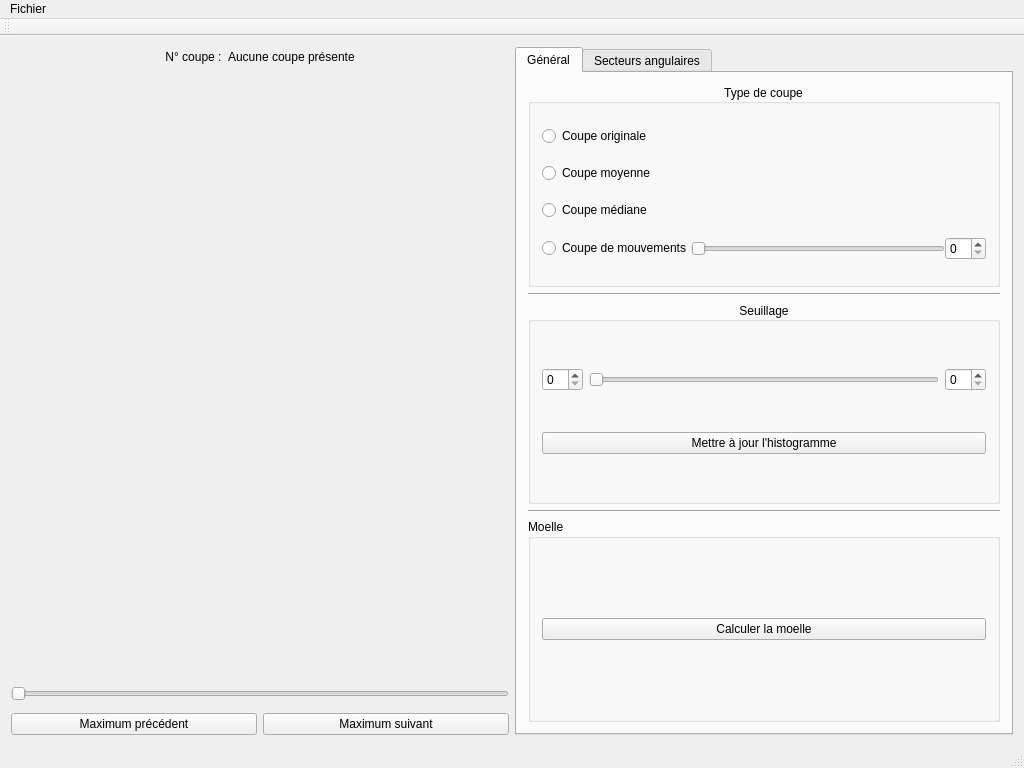
The window that ui/mainwindow.ui (akrah/TKDetection) describes before a commit, drawn with Qt 5.
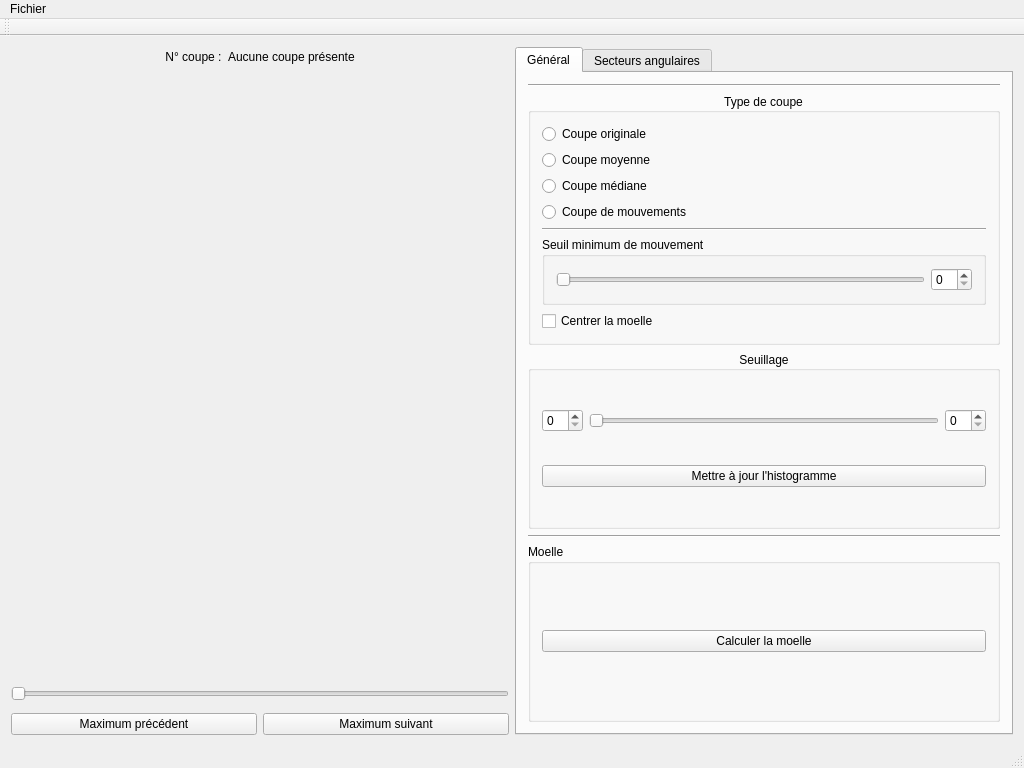
The same window after the commit. Custom widgets are drawn as their Qt base class.

Commit message: Suite de l'implantation de la détection du mouvement avec recalage de la moelle (qui génère plus de bruit qu'autre chose finalement...)

The edit to the form file:
```diff
--- a/ui/mainwindow.ui
+++ b/ui/mainwindow.ui
@@ -208,6 +208,13 @@
         <string>Général</string>
        </attribute>
        <layout class="QVBoxLayout" name="verticalLayout_6">
+        <item>
+         <widget class="Line" name="line">
+          <property name="orientation">
+           <enum>Qt::Horizontal</enum>
+          </property>
+         </widget>
+        </item>
         <item>
          <widget class="QGroupBox" name="groupBox">
           <property name="title">
@@ -239,14 +246,6 @@
             </widget>
            </item>
            <item>
-            <layout class="QHBoxLayout" name="horizontalLayout_9">
-             <property name="spacing">
-              <number>0</number>
-             </property>
-             <property name="sizeConstraint">
-              <enum>QLayout::SetDefaultConstraint</enum>
-             </property>
-             <item>
               <widget class="QRadioButton" name="_radioMovementSlice">
                <property name="text">
                 <string>Coupe de mouvements</string>
@@ -254,6 +253,19 @@
               </widget>
              </item>
              <item>
+            <widget class="Line" name="line_4">
+             <property name="orientation">
+              <enum>Qt::Horizontal</enum>
+             </property>
+            </widget>
+           </item>
+           <item>
+            <widget class="QGroupBox" name="groupBox_8">
+             <property name="title">
+              <string>Seuil minimum de mouvement</string>
+             </property>
+             <layout class="QHBoxLayout" name="horizontalLayout_10">
+              <item>
               <widget class="QSlider" name="_sliderMotionThreshold">
                <property name="maximum">
                 <number>30</number>
@@ -271,15 +283,16 @@
               </widget>
              </item>
             </layout>
-           </item>
-          </layout>
          </widget>
         </item>
         <item>
-         <widget class="Line" name="line">
-          <property name="orientation">
-           <enum>Qt::Horizontal</enum>
-          </property>
+            <widget class="QCheckBox" name="_checkCenterOnMarrow">
+             <property name="text">
+              <string>Centrer la moelle</string>
+             </property>
+            </widget>
+           </item>
+          </layout>
          </widget>
         </item>
         <item>
```
Lines whose indentation alone changed are shown as unchanged. The commit also changes 7 other files.
